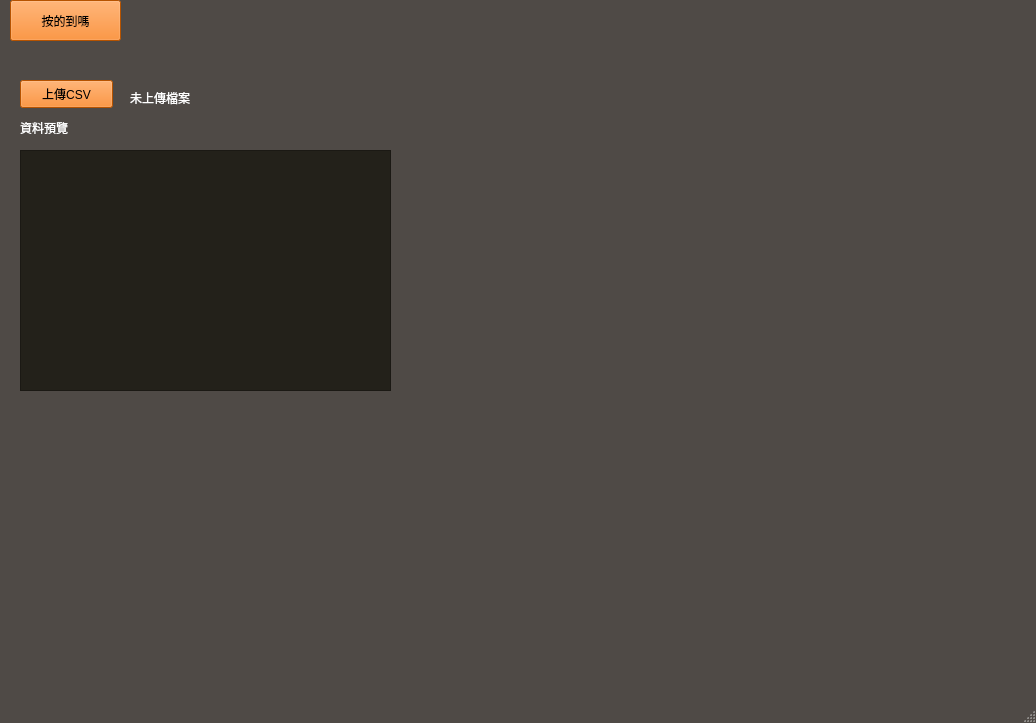
Old version of the form QT/testMVC.ui in the repository lisheng-yao/spyder_workspace_W.
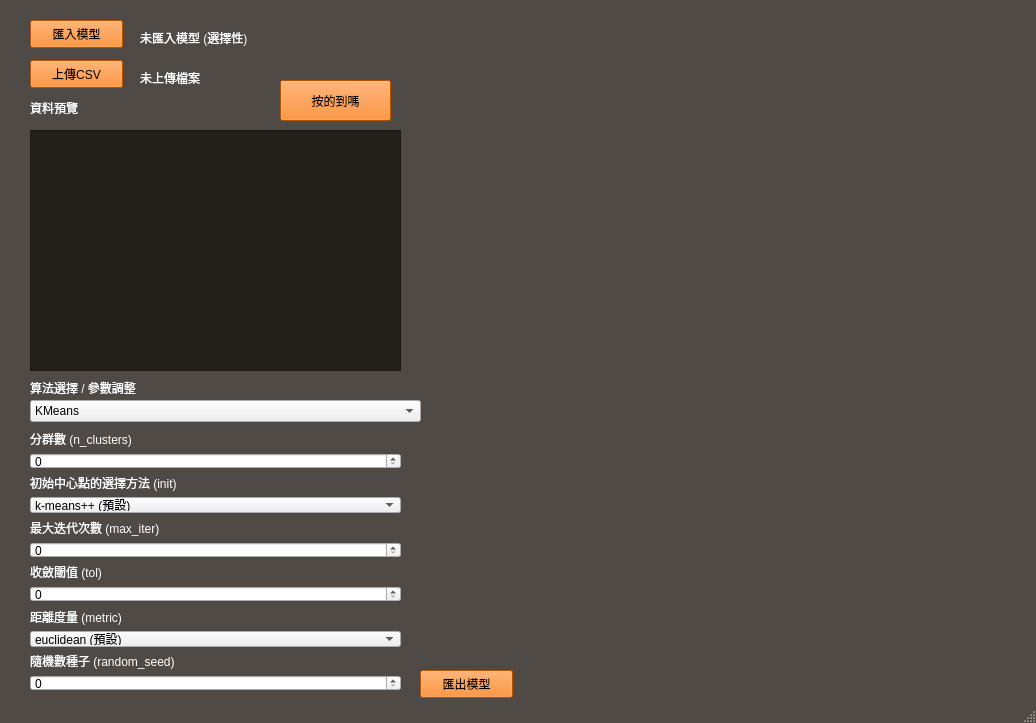
New version of the form.

Patch:
```diff
--- a/QT/testMVC.ui
+++ b/QT/testMVC.ui
@@ -72,8 +72,8 @@
    <widget class="QPushButton" name="pushButton">
     <property name="geometry">
      <rect>
-      <x>10</x>
-      <y>0</y>
+      <x>280</x>
+      <y>80</y>
       <width>111</width>
       <height>41</height>
      </rect>
@@ -85,8 +85,8 @@
    <widget class="QPushButton" name="upload">
     <property name="geometry">
      <rect>
-      <x>20</x>
-      <y>80</y>
+      <x>30</x>
+      <y>60</y>
       <width>93</width>
       <height>28</height>
      </rect>
@@ -98,8 +98,8 @@
    <widget class="QLabel" name="label">
     <property name="geometry">
      <rect>
-      <x>130</x>
-      <y>90</y>
+      <x>140</x>
+      <y>70</y>
       <width>931</width>
       <height>16</height>
      </rect>
@@ -111,8 +111,8 @@
    <widget class="QTableWidget" name="tableWidget">
     <property name="geometry">
      <rect>
-      <x>20</x>
-      <y>150</y>
+      <x>30</x>
+      <y>130</y>
       <width>371</width>
       <height>241</height>
      </rect>
@@ -121,8 +121,8 @@
    <widget class="QLabel" name="label_2">
     <property name="geometry">
      <rect>
-      <x>20</x>
-      <y>120</y>
+      <x>30</x>
+      <y>100</y>
       <width>58</width>
       <height>16</height>
      </rect>
@@ -131,6 +131,312 @@
      <string>資料預覽</string>
     </property>
    </widget>
+   <widget class="QComboBox" name="comboBox">
+    <property name="geometry">
+     <rect>
+      <x>30</x>
+      <y>400</y>
+      <width>391</width>
+      <height>22</height>
+     </rect>
+    </property>
+    <item>
+     <property name="text">
+      <string>KMeans</string>
+     </property>
+    </item>
+    <item>
+     <property name="text">
+      <string>DBSCAN</string>
+     </property>
+    </item>
+    <item>
+     <property name="text">
+      <string>NCC</string>
+     </property>
+    </item>
+   </widget>
+   <widget class="QLabel" name="label_3">
+    <property name="geometry">
+     <rect>
+      <x>30</x>
+      <y>380</y>
+      <width>161</width>
+      <height>16</height>
+     </rect>
+    </property>
+    <property name="text">
+     <string>算法選擇 / 參數調整</string>
+    </property>
+   </widget>
+   <widget class="QPushButton" name="pushButton_2">
+    <property name="geometry">
+     <rect>
+      <x>420</x>
+      <y>670</y>
+      <width>93</width>
+      <height>28</height>
+     </rect>
+    </property>
+    <property name="text">
+     <string>匯出模型</string>
+    </property>
+   </widget>
+   <widget class="QPushButton" name="pushButton_3">
+    <property name="geometry">
+     <rect>
+      <x>30</x>
+      <y>20</y>
+      <width>93</width>
+      <height>28</height>
+     </rect>
+    </property>
+    <property name="text">
+     <string>匯入模型</string>
+    </property>
+   </widget>
+   <widget class="QLabel" name="label_upload_model">
+    <property name="geometry">
+     <rect>
+      <x>140</x>
+      <y>30</y>
+      <width>571</width>
+      <height>16</height>
+     </rect>
+    </property>
+    <property name="sizePolicy">
+     <sizepolicy hsizetype="Preferred" vsizetype="Preferred">
+      <horstretch>0</horstretch>
+      <verstretch>0</verstretch>
+     </sizepolicy>
+    </property>
+    <property name="text">
+     <string>未匯入模型 (選擇性)</string>
+    </property>
+   </widget>
+   <widget class="QStackedWidget" name="stackedWidget">
+    <property name="geometry">
+     <rect>
+      <x>20</x>
+      <y>370</y>
+      <width>441</width>
+      <height>341</height>
+     </rect>
+    </property>
+    <property name="sizePolicy">
+     <sizepolicy hsizetype="Preferred" vsizetype="Expanding">
+      <horstretch>0</horstretch>
+      <verstretch>0</verstretch>
+     </sizepolicy>
+    </property>
+    <property name="mouseTracking">
+     <bool>false</bool>
+    </property>
+    <property name="focusPolicy">
+     <enum>Qt::TabFocus</enum>
+    </property>
+    <property name="toolTip">
+     <string/>
+    </property>
+    <property name="accessibleDescription">
+     <string/>
+    </property>
+    <property name="layoutDirection">
+     <enum>Qt::LeftToRight</enum>
+    </property>
+    <property name="frameShadow">
+     <enum>QFrame::Plain</enum>
+    </property>
+    <property name="currentIndex">
+     <number>0</number>
+    </property>
+    <widget class="QWidget" name="page_KMeans">
+     <widget class="QWidget" name="verticalLayoutWidget">
+      <property name="geometry">
+       <rect>
+        <x>10</x>
+        <y>60</y>
+        <width>371</width>
+        <height>261</height>
+       </rect>
+      </property>
+      <layout class="QVBoxLayout" name="verticalLayout">
+       <property name="sizeConstraint">
+        <enum>QLayout::SetDefaultConstraint</enum>
+       </property>
+       <item>
+        <widget class="QLabel" name="label_n_clusters">
+         <property name="text">
+          <string>分群數 (n_clusters)</string>
+         </property>
+        </widget>
+       </item>
+       <item>
+        <widget class="QSpinBox" name="spinBox_n_clusters">
+         <property name="sizePolicy">
+          <sizepolicy hsizetype="Minimum" vsizetype="Expanding">
+           <horstretch>0</horstretch>
+           <verstretch>0</verstretch>
+          </sizepolicy>
+         </property>
+        </widget>
+       </item>
+       <item>
+        <widget class="QLabel" name="label_init">
+         <property name="text">
+          <string>初始中心點的選擇方法 (init)</string>
+         </property>
+        </widget>
+       </item>
+       <item>
+        <widget class="QComboBox" name="comboBox_init">
+         <property name="sizePolicy">
+          <sizepolicy hsizetype="Preferred" vsizetype="Expanding">
+           <horstretch>0</horstretch>
+           <verstretch>0</verstretch>
+          </sizepolicy>
+         </property>
+         <item>
+          <property name="text">
+           <string>k-means++ (預設)</string>
+          </property>
+         </item>
+         <item>
+          <property name="text">
+           <string>random</string>
+          </property>
+         </item>
+         <item>
+          <property name="text">
+           <string>uniform</string>
+          </property>
+         </item>
+         <item>
+          <property name="text">
+           <string>zeros</string>
+          </property>
+         </item>
+        </widget>
+       </item>
+       <item>
+        <widget class="QLabel" name="label_max_iter">
+         <property name="text">
+          <string>最大迭代次數 (max_iter)</string>
+         </property>
+        </widget>
+       </item>
+       <item>
+        <widget class="QSpinBox" name="spinBox_max_iter"/>
+       </item>
+       <item>
+        <widget class="QLabel" name="label_tol">
+         <property name="text">
+          <string>收斂閾值 (tol)</string>
+         </property>
+        </widget>
+       </item>
+       <item>
+        <widget class="QSpinBox" name="spinBox_tol"/>
+       </item>
+       <item>
+        <widget class="QLabel" name="label_metric">
+         <property name="text">
+          <string>距離度量 (metric)</string>
+         </property>
+        </widget>
+       </item>
+       <item>
+        <widget class="QComboBox" name="comboBox_metric">
+         <property name="sizePolicy">
+          <sizepolicy hsizetype="Preferred" vsizetype="Expanding">
+           <horstretch>0</horstretch>
+           <verstretch>0</verstretch>
+          </sizepolicy>
+         </property>
+         <item>
+          <property name="text">
+           <string>euclidean (預設)</string>
+          </property>
+         </item>
+         <item>
+          <property name="text">
+           <string>manhattan</string>
+          </property>
+         </item>
+         <item>
+          <property name="text">
+           <string>cosine</string>
+          </property>
+         </item>
+         <item>
+          <property name="text">
+           <string>precomputed</string>
+          </property>
+         </item>
+        </widget>
+       </item>
+       <item>
+        <widget class="QLabel" name="label_random_seed">
+         <property name="text">
+          <string>隨機數種子 (random_seed)</string>
+         </property>
+        </widget>
+       </item>
+       <item>
+        <widget class="QSpinBox" name="spinBox">
+         <property name="sizePolicy">
+          <sizepolicy hsizetype="Minimum" vsizetype="Expanding">
+           <horstretch>0</horstretch>
+           <verstretch>0</verstretch>
+          </sizepolicy>
+         </property>
+        </widget>
+       </item>
+      </layout>
+     </widget>
+    </widget>
+    <widget class="QWidget" name="page_DBSCAN">
+     <widget class="QLabel" name="label_4">
+      <property name="geometry">
+       <rect>
+        <x>10</x>
+        <y>70</y>
+        <width>151</width>
+        <height>41</height>
+       </rect>
+      </property>
+      <property name="text">
+       <string>開發中</string>
+      </property>
+     </widget>
+    </widget>
+    <widget class="QWidget" name="page_NCC">
+     <widget class="QLabel" name="label_5">
+      <property name="geometry">
+       <rect>
+        <x>10</x>
+        <y>70</y>
+        <width>58</width>
+        <height>15</height>
+       </rect>
+      </property>
+      <property name="text">
+       <string>開發中</string>
+      </property>
+     </widget>
+    </widget>
+   </widget>
+   <zorder>stackedWidget</zorder>
+   <zorder>pushButton</zorder>
+   <zorder>upload</zorder>
+   <zorder>label</zorder>
+   <zorder>tableWidget</zorder>
+   <zorder>label_2</zorder>
+   <zorder>comboBox</zorder>
+   <zorder>label_3</zorder>
+   <zorder>pushButton_2</zorder>
+   <zorder>pushButton_3</zorder>
+   <zorder>label_upload_model</zorder>
   </widget>
   <widget class="QStatusBar" name="statusbar"/>
  </widget>
```
